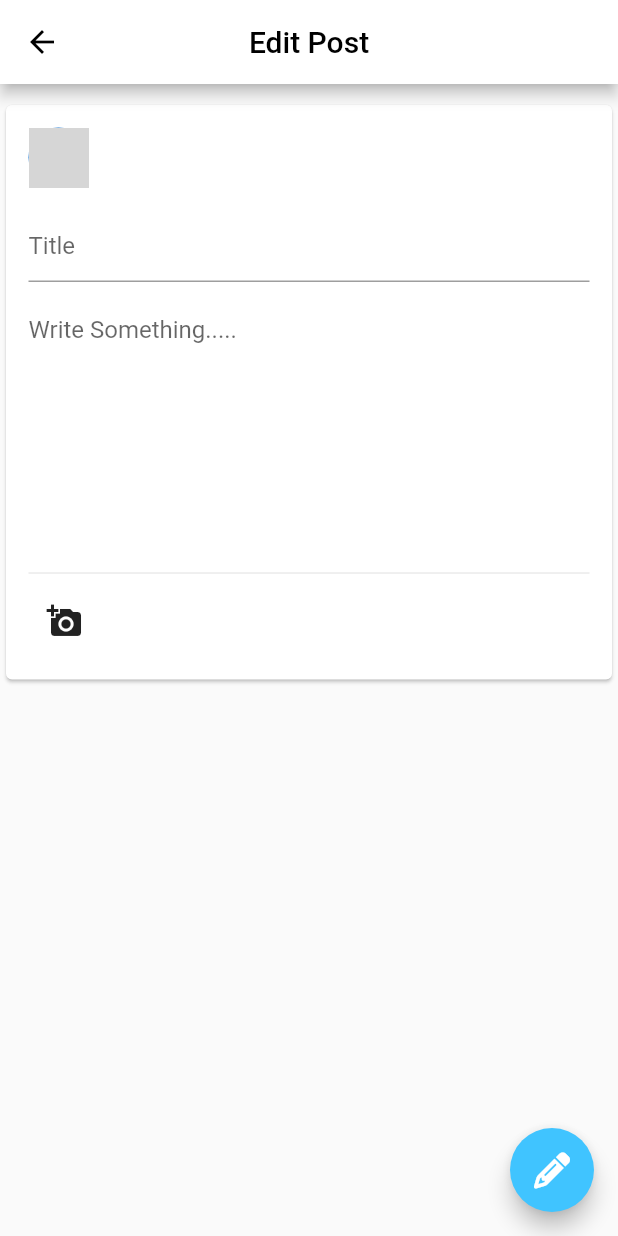
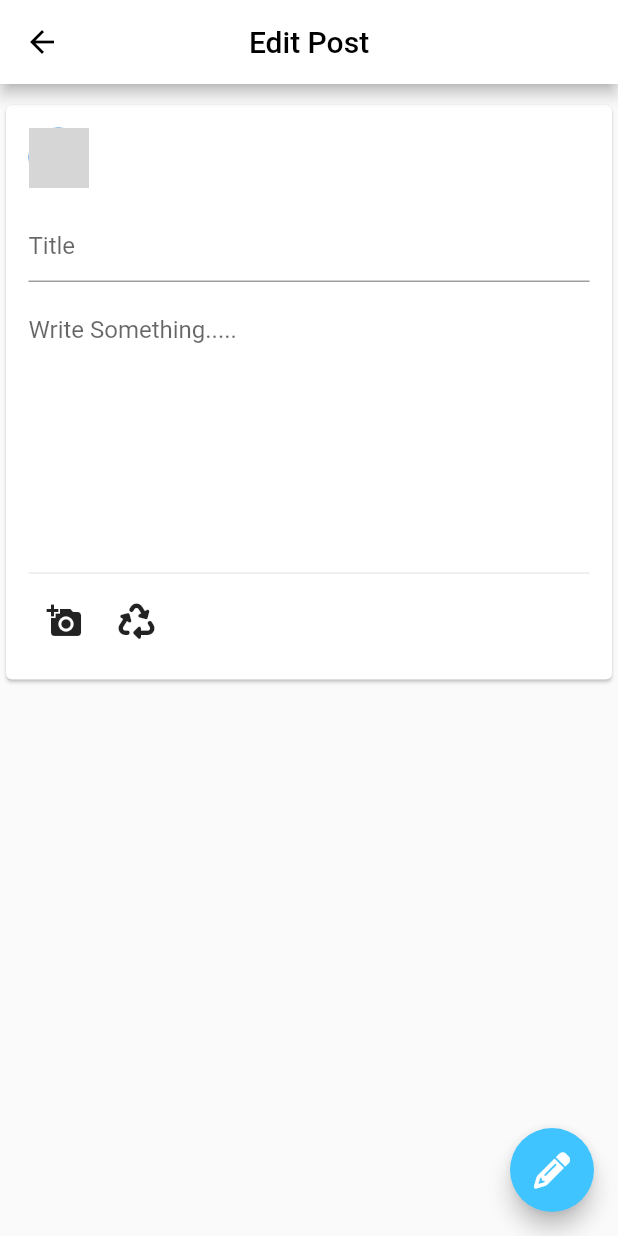
Before and after one commit to danieltefera08/porter, a Flutter app: the Mobeditpost screen opened directly, on a phone screen of 412 x 824 dp. Run offline on Flutter 3.47's test engine with Material 2 defaults, Android fonts, the phone set to English and light mode, and no system bars; our stand-ins replace cloud_firestore, firebase_auth, firebase_core, firebase_storage, flutter_spinkit, font_awesome_flutter and 3 more; accounts and stored records are empty; network calls fail; statements that could not run were skipped; grey boxes are pictures that could not be loaded.

Commit message:
Edit post mobile version

```diff
--- a/lib/Screens/Home/Mobilepages/Meditpost.dart
+++ b/lib/Screens/Home/Mobilepages/Meditpost.dart
@@ -180,7 +180,8 @@ _detail.text=widget.snap['detail'];
                               icon: const Icon(
                                 Icons.add_a_photo,
                               ),
-                            )
+                            ),
+                            IconButton(onPressed: (){}, icon: FaIcon(FontAwesomeIcons.recycle))
                           ],
                         )
                       ],
```
